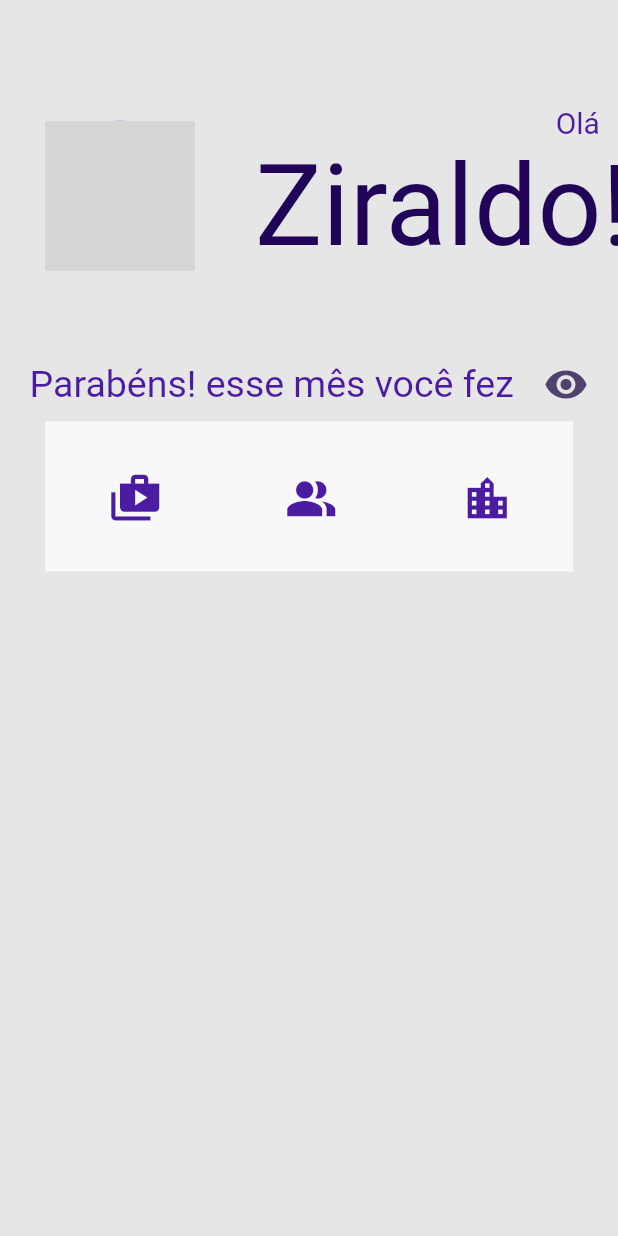
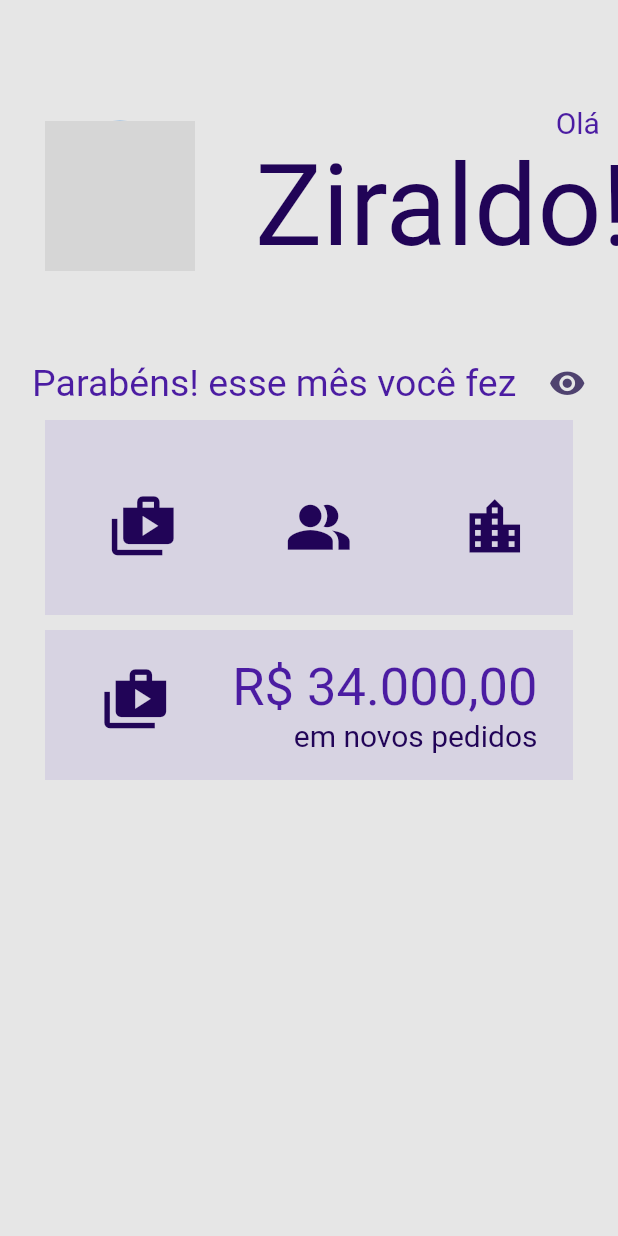
Before and after one commit to junior-ux/desafio-UI, a Flutter app: the screen it shows after launch, on a phone screen of 412 x 824 dp. Run offline on Flutter 3.47's test engine with Material 2 defaults, Android fonts, the phone set to English and light mode, and no system bars; our stand-ins replace google_fonts; network calls fail; Roboto replaces fonts that are missing (Acme); grey boxes are pictures that could not be loaded.

Commit message:
Icones nos Containers

```diff
--- a/lib/screens/input_page.dart
+++ b/lib/screens/input_page.dart
@@ -69,17 +69,16 @@ class _MyHomePageState extends State<MyHomePage> {
                   Icon(
                     Icons.remove_red_eye,
                     color: Color(0xff4f426f),
-                    size: 30.0,
+                    size: 25.0,
                   )
                 ],
               ),
             ),
             Container(
               margin: EdgeInsets.only(left: 30.0, top: 10.0, right: 30.0),
-              color: Colors.white70,
-              height: 100,
+              color: Color(0xffd7d3e2),
+              height: 130,
               width: 100,
-              decoration: ,
               child: Row(
                 mainAxisAlignment: MainAxisAlignment.spaceAround,
                 children: <Widget>[
@@ -87,25 +86,70 @@ class _MyHomePageState extends State<MyHomePage> {
                     onPressed: () {},
                     icon: Icon(
                       Icons.shop_2,
-                      color: Color(0xff4b1ca2),
-                      size: 35.0,
+                      color: Color(0xff210457),
+                      size: 45.0,
                     ),
                   ),
                   IconButton(
                     onPressed: () {},
                     icon: Icon(
                       Icons.people_alt,
-                      color: Color(0xff4b1ca2),
-                      size: 35.0,
+                      color: Color(0xff210457),
+                      size: 45.0,
                     ),
                   ),
                   IconButton(
                     onPressed: () {},
                     icon: Icon(
                       Icons.location_city,
-                      color: Color(0xff4b1ca2),
-                      size: 35.0,
+                      color: Color(0xff210457),
+                      size: 45.0,
                     ),
+                  ),
+                ],
+              ),
+            ),
+            Container(
+              margin: EdgeInsets.only(left: 30.0, top: 10.0, right: 30.0),
+              color: Color(0xffd7d3e2),
+              height: 100,
+              width: 100,
+              child: Row(
+                mainAxisAlignment: MainAxisAlignment.spaceAround,
+                children: <Widget>[
+                  Padding(
+                    padding: const EdgeInsets.only(bottom: 20.0, left: 6.0),
+                    child: Column(
+                      mainAxisAlignment: MainAxisAlignment.center,
+                      children: <Widget>[
+                        IconButton(
+                          onPressed: () {},
+                          icon: Icon(
+                            Icons.shop_2,
+                            color: Color(0xff210457),
+                            size: 45.0,
+                          ),
+                        ),
+                      ],
+                    ),
+                  ),
+                  Column(
+                    mainAxisAlignment: MainAxisAlignment.center,
+                    crossAxisAlignment: CrossAxisAlignment.end,
+                    children: <Widget>[
+                      Text(
+                        'R\$ 34.000,00',
+                        style: GoogleFonts.acme(
+                          fontSize: 35.0,
+                          color: Color(0xff4b1ca2),
+                        ),
+                      ),
+                      Text(
+                        'em novos pedidos',
+                        style: GoogleFonts.acme(
+                            fontSize: 20.0, color: Color(0xff210457)),
+                      ),
+                    ],
                   ),
                 ],
               ),
```
